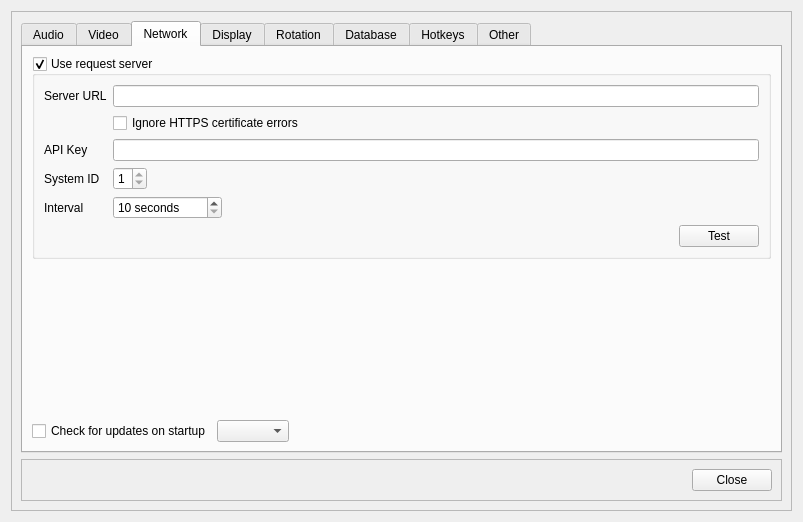
Riv33R/OpenKJ, file src/dlgsettings.ui: the form before one commit.
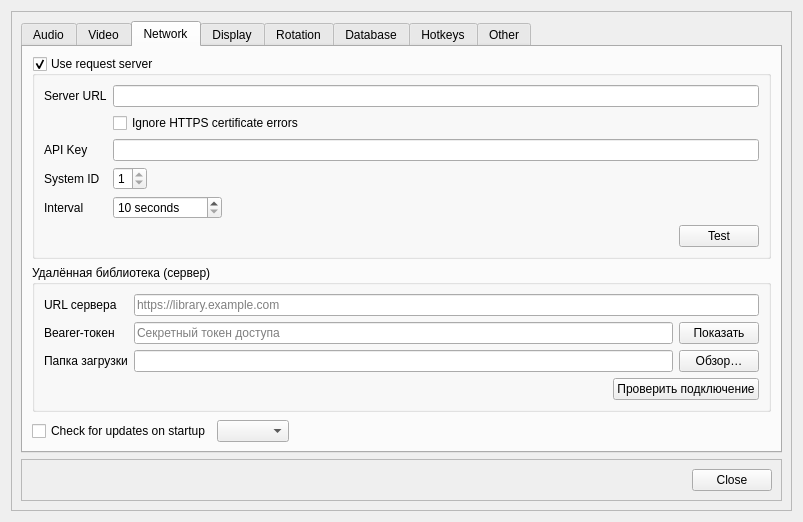
The form after the commit. The open tabs and pages were chosen to show the change. Icons and pictures are not drawn.

Commit message: Add remote media library server/client and hide legacy request server UI

Diff of the .ui file:
```diff
--- a/src/dlgsettings.ui
+++ b/src/dlgsettings.ui
@@ -1182,6 +1182,105 @@
               </layout>
              </widget>
             </item>
+            <item>
+             <widget class="QGroupBox" name="groupBoxRemoteLibrary">
+              <property name="title">
+               <string>Удалённая библиотека (сервер)</string>
+              </property>
+              <layout class="QFormLayout" name="formLayoutRemoteLibrary">
+               <item row="0" column="0">
+                <widget class="QLabel" name="labelRemoteLibUrl">
+                 <property name="text">
+                  <string>URL сервера</string>
+                 </property>
+                </widget>
+               </item>
+               <item row="0" column="1">
+                <widget class="QLineEdit" name="lineEditRemoteLibUrl">
+                 <property name="placeholderText">
+                  <string>https://library.example.com</string>
+                 </property>
+                </widget>
+               </item>
+               <item row="1" column="0">
+                <widget class="QLabel" name="labelRemoteLibToken">
+                 <property name="text">
+                  <string>Bearer-токен</string>
+                 </property>
+                </widget>
+               </item>
+               <item row="1" column="1">
+                <layout class="QHBoxLayout" name="horizontalLayoutRemoteToken">
+                 <item>
+                  <widget class="QLineEdit" name="lineEditRemoteLibToken">
+                   <property name="echoMode">
+                    <enum>QLineEdit::Password</enum>
+                   </property>
+                   <property name="placeholderText">
+                    <string>Секретный токен доступа</string>
+                   </property>
+                  </widget>
+                 </item>
+                 <item>
+                  <widget class="QPushButton" name="btnToggleRemoteLibToken">
+                   <property name="text">
+                    <string>Показать</string>
+                   </property>
+                   <property name="checkable">
+                    <bool>true</bool>
+                   </property>
+                  </widget>
+                 </item>
+                </layout>
+               </item>
+               <item row="2" column="0">
+                <widget class="QLabel" name="labelRemoteLibDir">
+                 <property name="text">
+                  <string>Папка загрузки</string>
+                 </property>
+                </widget>
+               </item>
+               <item row="2" column="1">
+                <layout class="QHBoxLayout" name="horizontalLayoutRemoteDir">
+                 <item>
+                  <widget class="QLineEdit" name="lineEditRemoteLibDir"/>
+                 </item>
+                 <item>
+                  <widget class="QPushButton" name="btnBrowseRemoteLibDir">
+                   <property name="text">
+                    <string>Обзор…</string>
+                   </property>
+                  </widget>
+                 </item>
+                </layout>
+               </item>
+               <item row="3" column="1">
+                <layout class="QHBoxLayout" name="horizontalLayoutRemoteTest">
+                 <item>
+                  <spacer name="horizontalSpacerRemoteTest">
+                   <property name="orientation">
+                    <enum>Qt::Horizontal</enum>
+                   </property>
+                   <property name="sizeHint" stdset="0">
+                    <size>
+                     <width>40</width>
+                     <height>20</height>
+                    </size>
+                   </property>
+                  </spacer>
+                 </item>
+                 <item>
+                  <widget class="QPushButton" name="btnTestRemoteLib">
+                   <property name="text">
+                    <string>Проверить подключение</string>
+                   </property>
+                  </widget>
+                 </item>
+                </layout>
+               </item>
+              </layout>
+             </widget>
+            </item>
             <item>
              <spacer name="verticalSpacer_3">
               <property name="orientation">
```
The commit also changes 17 other files.
